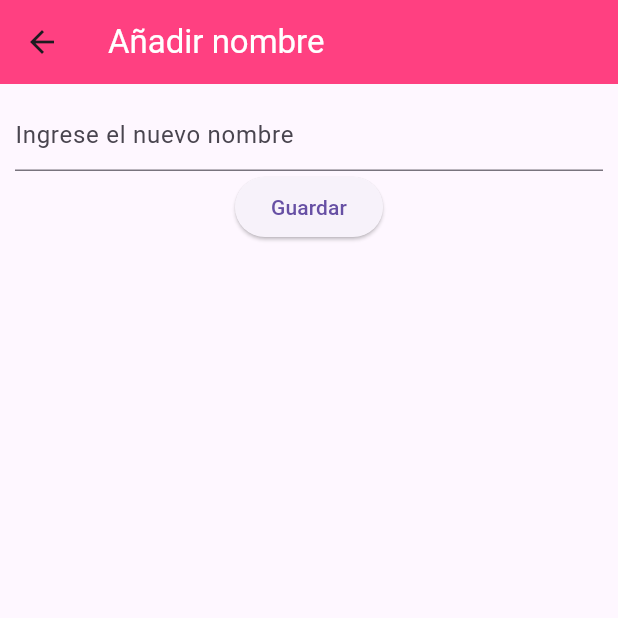
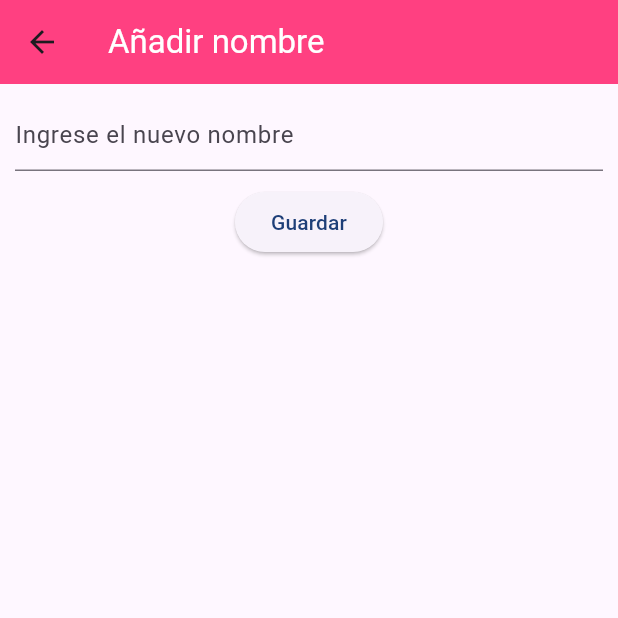
Before and after one commit to David-Martinez-1077/UIII-Act-7-Firebase-CRUD-1077, a Flutter app: the AddNamePage screen opened by its route, on a phone screen of 412 x 824 dp, the top half of it. Run offline on Flutter 3.47's test engine with Material 3 defaults, Android fonts, the phone set to English and light mode, and no system bars; our stand-ins replace cloud_firestore, firebase_core; accounts and stored records are empty.

```diff
--- a/lib/pages/add_name_page.dart
+++ b/lib/pages/add_name_page.dart
@@ -32,13 +32,19 @@ class _AddNamePageState extends State<AddNamePage> {
             ),
           ),
 
+          SizedBox(
+            height: 10,
+          ),
           ElevatedButton(onPressed: () async {
+
             await addPeople(nameController.text).then((value) {
               Navigator.pop(context);
             });
 
 
-          }, child: const Text('Guardar'))
+          }, child: const Text('Guardar', style: TextStyle(color: Color.fromARGB(255, 30, 63, 120)),)
+
+          )
 
 
         ],
```
